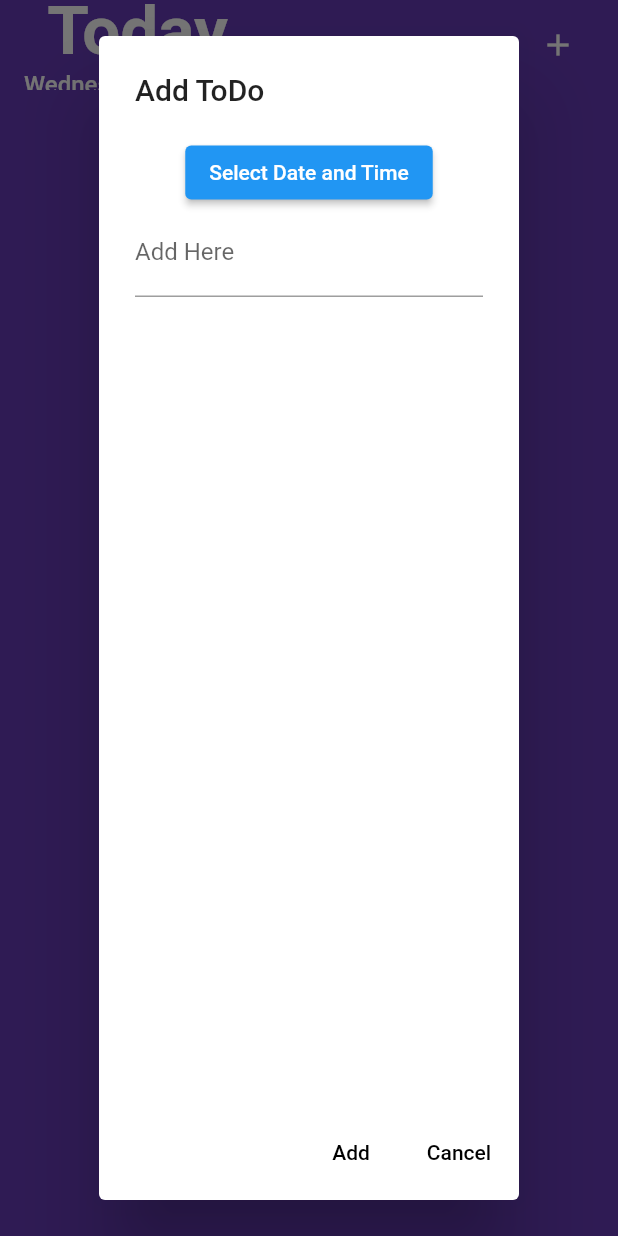
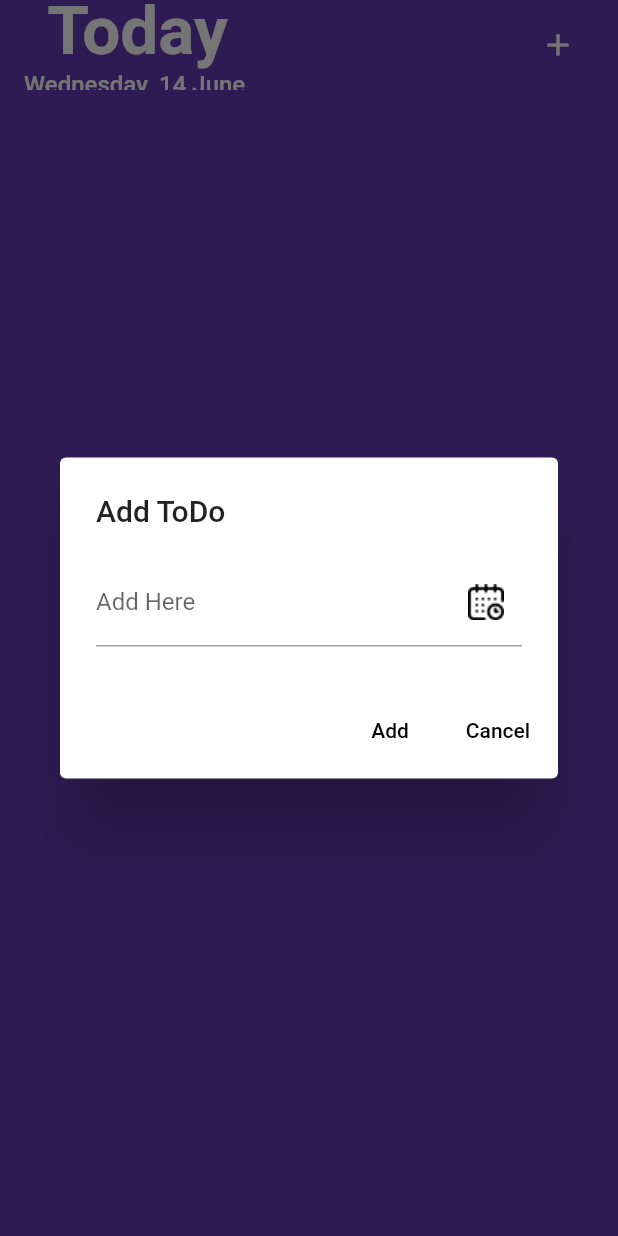
Before and after one commit to pantshaswat/mySchedule, a Flutter app: the screen it shows after launch, after a tap on the "add" icon, on a phone screen of 412 x 824 dp. Run offline on Flutter 3.47's test engine with Material 2 defaults, Android fonts, the phone set to English and light mode, and no system bars; our stand-ins replace shared_preferences, table_calendar; missing offline and left inert: omni_datetime_picker; Roboto replaces fonts that are missing (mainFont).

Commit message:
improved date/time picker

```diff
--- a/lib/components/textfield.dart
+++ b/lib/components/textfield.dart
@@ -7,6 +7,13 @@ SuffixIconButton({IconData? icon, Function? onTap}) {
       icon,
       color: const Color.fromARGB(255, 255, 255, 255),
     ),
+  );
+}
+
+SuffixIconButton1({required Widget icon, Function? onTap}) {
+  return GestureDetector(
+    onTap: onTap as void Function()?,
+    child: icon,
   );
 }
 
--- a/lib/interfaces/toDo.dart
+++ b/lib/interfaces/toDo.dart
@@ -1,4 +1,5 @@
 import 'package:flutter/material.dart';
+import 'package:myschedule/components/textfield.dart';
 import 'package:myschedule/components/utils.dart';
 import 'package:shared_preferences/shared_preferences.dart';
 import "package:uuid/uuid.dart";
@@ -66,9 +67,7 @@ class _toDoPageState extends State<toDoPage> {
     super.initState();
     _getAllItems();
     weekDay();
-    month();
-    weekDay();
-    month();
+    month(DateTime.now());
   }
 
   @override
@@ -103,46 +102,36 @@ class _toDoPageState extends State<toDoPage> {
     }
   }
 
+  month(DateTime dateTime) {
     var monthName;
-  void month() {
-    int monthNum = DateTime.now().month;
+    int monthNum = dateTime.month;
 
     if (monthNum == 1) {
       monthName = 'January';
-    }
-    if (monthNum == 2) {
+    } else if (monthNum == 2) {
       monthName = 'February';
-    }
-    if (monthNum == 3) {
+    } else if (monthNum == 3) {
       monthName = 'March';
-    }
-    if (monthNum == 4) {
+    } else if (monthNum == 4) {
       monthName = 'April';
-    }
-    if (monthNum == 5) {
+    } else if (monthNum == 5) {
       monthName = 'May';
-    }
-    if (monthNum == 6) {
+    } else if (monthNum == 6) {
       monthName = 'June';
-    }
-    if (monthNum == 7) {
+    } else if (monthNum == 7) {
       monthName = 'July';
-    }
-    if (monthNum == 8) {
+    } else if (monthNum == 8) {
       monthName = 'August';
-    }
-    if (monthNum == 9) {
+    } else if (monthNum == 9) {
       monthName = 'September';
-    }
-    if (monthNum == 10) {
+    } else if (monthNum == 10) {
       monthName = 'October';
-    }
-    if (monthNum == 11) {
+    } else if (monthNum == 11) {
       monthName = 'November';
-    }
-    if (monthNum == 12) {
+    } else if (monthNum == 12) {
       monthName = 'December';
     }
+    return monthName;
   }
 
 //Initialing a unique key to assign each to-do item
@@ -169,7 +158,7 @@ class _toDoPageState extends State<toDoPage> {
                       color: Colors.white),
                 ),
                 Text(
-                  "$weekDayName ,${DateTime.now().day} $monthName ",
+                  "$weekDayName ,${DateTime.now().day} ${month(DateTime.now())} ",
                   style: const TextStyle(
                       fontFamily: 'mainFont',
                       color: Colors.white,
@@ -216,9 +205,14 @@ class _toDoPageState extends State<toDoPage> {
                                         onChanged: (value) {
                                           editedToDo = value;
                                         },
-                                        decoration: const InputDecoration(
+                                        decoration: InputDecoration(
                                             labelText: 'Edit Here',
-                                        ),
+                                            suffixIcon: SuffixIconButton1(
+                                                icon: Image.asset(
+                                                    "assets/images/calendar (2).png"),
+                                                onTap: () {
+                                                  dateTimePicker();
+                                                })),
                                       ),
                                       actions: [
                                         TextButton(
@@ -244,7 +238,7 @@ class _toDoPageState extends State<toDoPage> {
                                                   toDoText: editedToDo,
                                                   isChecked: false,
                                                   ID: id,
-                                                  date: DateTime.now(),
+                                                  date: _selectedDate,
                                                 ),
                                               );
                                               print(toDoWork);
@@ -252,7 +246,7 @@ class _toDoPageState extends State<toDoPage> {
                                                   .pop(); // Close the dialog
                                             }
                                           },
-                                          child: const Text('Add'),
+                                          child: const Text('Edit'),
                                         ),
                                         TextButton(
                                           onPressed: () {
@@ -267,6 +261,13 @@ class _toDoPageState extends State<toDoPage> {
                                 );
                               }
 
+                              //AM/PM setter
+                              String m;
+                              if (toDoWork[reversedIndex].date.hour < 12) {
+                                m = 'AM';
+                              } else {
+                                m = 'PM';
+                              }
                               return Opacity(
                                 opacity: toDoWork[reversedIndex].isChecked
                                     ? 0.5
@@ -302,7 +303,7 @@ class _toDoPageState extends State<toDoPage> {
                                       ),
                                     ),
                                     subtitle: Text(
-                                      '${toDoWork[reversedIndex].date.day} ${monthName.substring(0, 3)} ${toDoWork[reversedIndex].date.year}',
+                                      '${toDoWork[reversedIndex].date.hour >= 12 || toDoWork[reversedIndex].date.hour == 0 ? (toDoWork[reversedIndex].date.hour - 12).abs() : toDoWork[reversedIndex].date.hour}:${toDoWork[reversedIndex].date.minute} $m,  ${toDoWork[reversedIndex].date.day} ${month(toDoWork[reversedIndex].date).toString().substring(0, 3)} ${toDoWork[reversedIndex].date.year}',
                                       style: const TextStyle(
                                         fontFamily: 'mainFont',
                                         fontSize: 12,
@@ -348,23 +349,11 @@ class _toDoPageState extends State<toDoPage> {
     );
   }
 
-//function to add new list
-  void addToDo() {
-    showDialog(
-      context: context,
-      builder: (BuildContext context) {
-        String editedToDo = '';
-        return AlertDialog(
-          title: const Text('Add ToDo'),
-          content: Column(
-            children: [
-              ElevatedButton(
-                onPressed: () async {
+  dateTimePicker() async {
     DateTime? dateTime = await showOmniDateTimePicker(
       context: context,
       initialDate: DateTime.now(),
-                    firstDate:
-                        DateTime(1600).subtract(const Duration(days: 3652)),
+      firstDate: DateTime(1600).subtract(const Duration(days: 3652)),
       lastDate: DateTime.now().add(
         const Duration(days: 3652),
       ),
@@ -396,18 +385,27 @@ class _toDoPageState extends State<toDoPage> {
       print(dateTime);
       _selectedDate = dateTime!;
     });
-                },
-                child: const Text('Select Date and Time'),
-              ),
-              TextField(
+  }
+
+//function to add new list
+  void addToDo() {
+    showDialog(
+      context: context,
+      builder: (BuildContext context) {
+        String editedToDo = '';
+        return AlertDialog(
+          title: const Text('Add ToDo'),
+          content: TextField(
             onChanged: (value) {
               editedToDo = value;
             },
-                decoration: const InputDecoration(
+            decoration: InputDecoration(
                 labelText: 'Add Here',
-                ),
-              ),
-            ],
+                suffixIcon: SuffixIconButton1(
+                    icon: Image.asset("assets/images/calendar (2).png"),
+                    onTap: () {
+                      dateTimePicker();
+                    })),
           ),
           actions: [
             TextButton(
```
Also changed, not shown: assets/images/calendar (2).png (added). Lines whose indentation alone changed are shown as unchanged.
